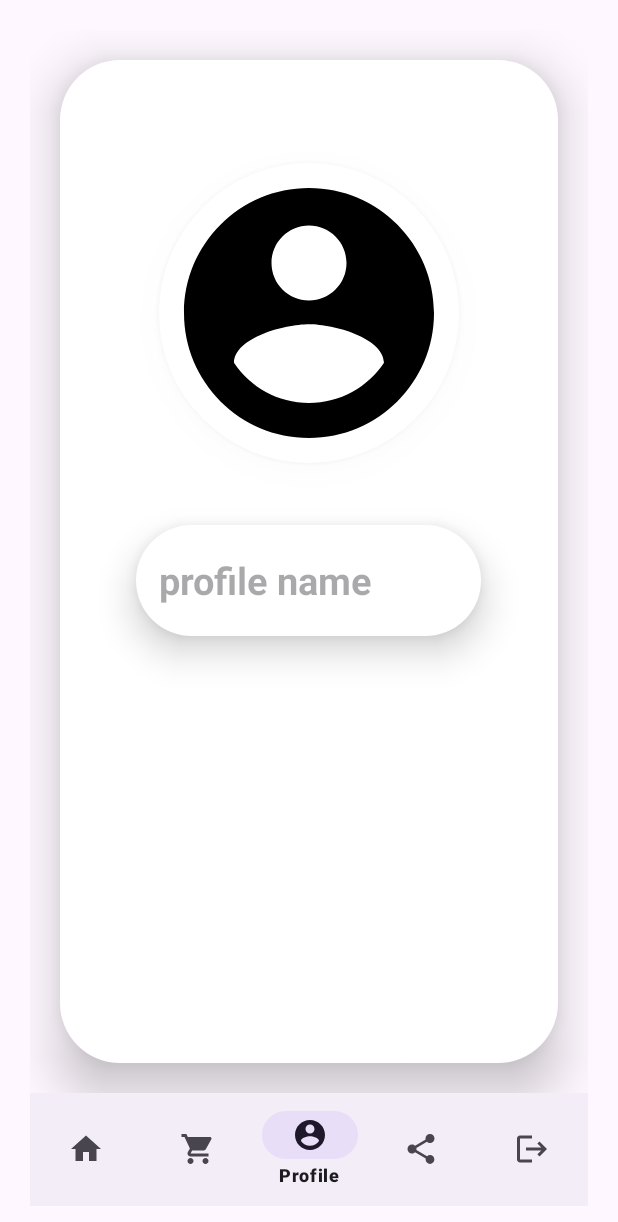
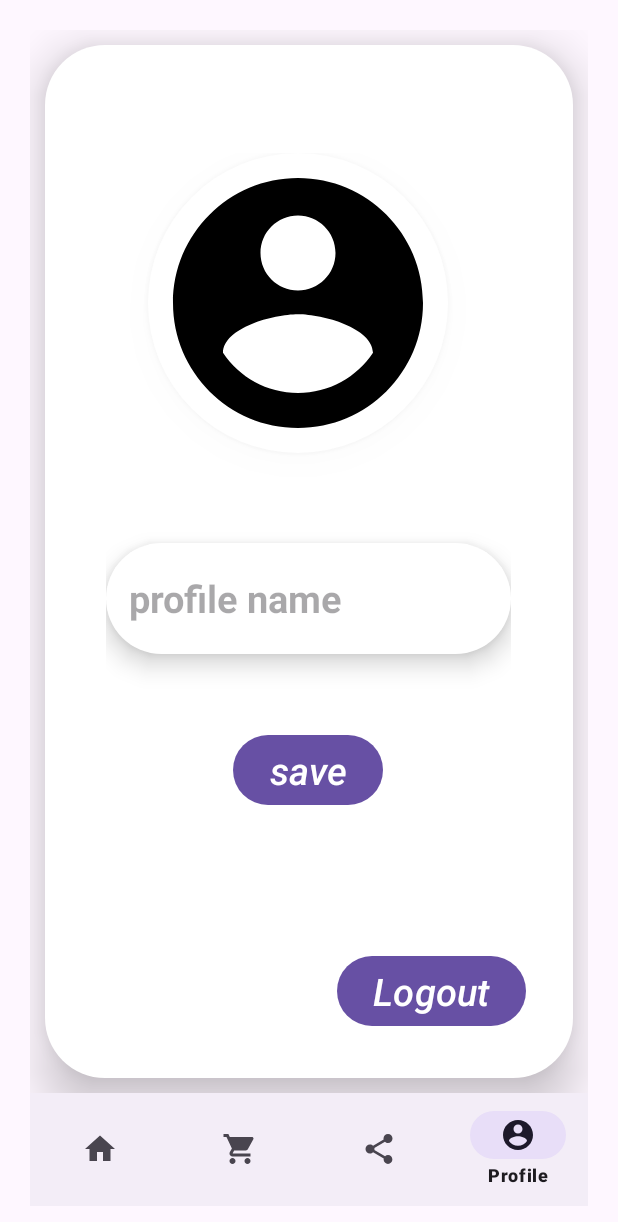
Before and after one commit to radheypatil6630/Ayurveda, an Android app: the ProfileFragment screen opened directly, with no data from a screen before it, on a phone screen of 412 x 824 dp. Shown: the top 1222 px of the screen. Run offline under Robolectric (Android 15) with nearby library versions, the phone set to English and light mode, and no system bars; our stand-ins replace Firebase (no records; nobody signed in at launch, a user with empty details on screens opened directly).

```diff
--- a/app/src/main/java/com/example/mrsayurveda/ProfileFragment.java
+++ b/app/src/main/java/com/example/mrsayurveda/ProfileFragment.java
@@ -7,6 +7,13 @@ import androidx.fragment.app.Fragment;
 import android.view.LayoutInflater;
 import android.view.View;
 import android.view.ViewGroup;
+import android.widget.Button;
+import android.widget.Toast;
+
+import com.google.firebase.FirebaseApp;
+import com.google.firebase.auth.FirebaseAuth;
+
+import java.util.Objects;
 
 /**
  * A simple {@link Fragment} subclass.
@@ -15,14 +22,14 @@ import android.view.ViewGroup;
  */
 public class ProfileFragment extends Fragment {
 
-    // TODO: Rename parameter arguments, choose names that match
-    // the fragment initialization parameters, e.g. ARG_ITEM_NUMBER
     private static final String ARG_PARAM1 = "param1";
     private static final String ARG_PARAM2 = "param2";
 
     // TODO: Rename and change types of parameters
     private String mParam1;
     private String mParam2;
+    //FirebaseAuth mAuth;
+    private Button save,logout;
 
     public ProfileFragment() {
         // Required empty public constructor
@@ -52,13 +59,36 @@ public class ProfileFragment extends Fragment {
         if (getArguments() != null) {
             mParam1 = getArguments().getString(ARG_PARAM1);
             mParam2 = getArguments().getString(ARG_PARAM2);
+
+
+
+//            View view=getLayoutInflater().inflate(R.layout.fragment_profile,container,false);
+
+
+
         }
+    }
+    private void showToastMessage()
+    {
+        Toast.makeText(requireContext(), "logout successfully", Toast.LENGTH_SHORT).show();
     }
 
     @Override
     public View onCreateView(LayoutInflater inflater, ViewGroup container,
                              Bundle savedInstanceState) {
         // Inflate the layout for this fragment
-        return inflater.inflate(R.layout.fragment_profile, container, false);
+        View view=inflater.inflate(R.layout.fragment_profile, container, false);
+
+      //  FirebaseApp.initializeApp(requireContext());
+      //  mAuth = FirebaseAuth.getInstance();
+
+        save = (Button) view.findViewById(R.id.saveDetails);
+        logout = (Button) view.findViewById(R.id.logout);
+
+      logout.setOnClickListener(v -> {
+          showToastMessage();
+          FirebaseAuth.getInstance().signOut();
+      });
+        return view;
     }
 }
--- a/app/src/main/res/layout/activity_main.xml
+++ b/app/src/main/res/layout/activity_main.xml
@@ -18,7 +18,7 @@
 
 
 
-    <TextView
+    <EditText
         android:id="@+id/Email"
         android:layout_width="318dp"
         android:layout_height="40dp"
@@ -34,7 +34,7 @@
         app:layout_constraintTop_toTopOf="parent"
         app:layout_constraintVertical_bias="0.387" />
 
-    <TextView
+    <EditText
         android:id="@+id/Password"
         android:layout_width="318dp"
         android:layout_height="40dp"
--- a/app/src/main/res/layout/fragment_profile.xml
+++ b/app/src/main/res/layout/fragment_profile.xml
@@ -9,18 +9,35 @@
     <androidx.constraintlayout.widget.ConstraintLayout
         android:layout_width="match_parent"
         android:layout_height="match_parent"
-        android:layout_margin="20dp"
+        android:layout_margin="10dp"
         android:background="@drawable/search_bg"
         android:elevation="20dp">
         <!-- TODO: Update blank fragment layout -->
+
+        <LinearLayout
+            android:id="@+id/profileLAYOUT"
+            android:layout_width="wrap_content"
+            android:layout_height="wrap_content"
+            android:gravity="center"
+            android:orientation="vertical"
+            app:layout_constraintBottom_toBottomOf="parent"
+            app:layout_constraintEnd_toEndOf="parent"
+            app:layout_constraintHorizontal_bias="0.496"
+            app:layout_constraintStart_toStartOf="parent"
+            app:layout_constraintTop_toTopOf="parent"
+            app:layout_constraintVertical_bias="0.288"
+            tools:ignore="MissingConstraints">
+
 
             <ImageView
                 android:id="@+id/profile_img"
                 android:layout_width="200dp"
                 android:layout_height="200dp"
+                android:layout_gravity="center_vertical"
+                android:layout_marginBottom="60dp"
+                android:background="@drawable/profile_circle"
                 android:elevation="10dp"
-            android:layout_gravity="center_vertical"
-            android:background="@drawable/profile_circle"
+                android:layout_marginLeft="28dp"
                 android:src="@drawable/baseline_account_circle_24"
                 app:layout_constraintBottom_toBottomOf="parent"
                 app:layout_constraintEnd_toEndOf="parent"
@@ -29,31 +46,12 @@
                 app:layout_constraintTop_toTopOf="parent"
                 app:layout_constraintVertical_bias="0.146" />
 
-
-<!--        <TextView-->
-<!--            android:id="@+id/acc_text"-->
-<!--            android:layout_width="wrap_content"-->
-<!--            android:layout_height="wrap_content"-->
-<!--            android:background="@drawable/search_bg"-->
-<!--            android:elevation="15dp"-->
-<!--            android:padding="15dp"-->
-<!--            android:text="Name :"-->
-<!--            android:textSize="25dp"-->
-<!--            android:textStyle="bold"-->
-<!--            app:layout_constraintBottom_toBottomOf="parent"-->
-<!--            app:layout_constraintEnd_toEndOf="parent"-->
-<!--            app:layout_constraintHorizontal_bias="0.222"-->
-<!--            app:layout_constraintStart_toStartOf="parent"-->
-<!--            app:layout_constraintTop_toTopOf="parent"-->
-<!--            app:layout_constraintVertical_bias="0.945"-->
-<!--            tools:ignore="MissingConstraints" />-->
-
             <EditText
                 android:id="@+id/acc_name"
-            android:layout_width="230dp"
+                android:layout_width="270dp"
                 android:layout_height="74dp"
                 android:background="@drawable/search_bg"
-            android:elevation="15dp"
+                android:elevation="10dp"
                 android:hint="profile name"
                 android:padding="15dp"
                 android:textSize="25dp"
@@ -64,6 +62,46 @@
                 app:layout_constraintStart_toStartOf="parent"
                 app:layout_constraintTop_toTopOf="parent"
                 app:layout_constraintVertical_bias="0.521"
+                tools:ignore="MissingConstraints"
+                android:layout_marginBottom="50dp"/>
+
+            <Button
+                android:id="@+id/saveDetails"
+                android:layout_width="wrap_content"
+                android:layout_height="wrap_content"
+                android:text="save"
+                android:textStyle="italic"
+                android:textSize="25dp"/>
+
+        </LinearLayout>
+
+<!--        <LinearLayout-->
+<!--            android:id="@+id/logoutLAYOUT"-->
+<!--            android:layout_width="wrap_content"-->
+<!--            android:layout_height="wrap_content"-->
+<!--            app:layout_constraintBottom_toBottomOf="parent"-->
+<!--            app:layout_constraintEnd_toEndOf="parent"-->
+<!--            app:layout_constraintStart_toStartOf="parent"-->
+<!--            app:layout_constraintTop_toTopOf="parent"-->
+<!--            tools:ignore="MissingConstraints"-->
+<!--            android:orientation="vertical"-->
+<!--            >-->
+
+<!--        </LinearLayout>-->
+
+        <Button
+            android:id="@+id/logout"
+            android:layout_width="wrap_content"
+            android:layout_height="wrap_content"
+            android:text="Logout"
+            android:textSize="25dp"
+            android:textStyle="italic"
+            app:layout_constraintBottom_toBottomOf="parent"
+            app:layout_constraintEnd_toEndOf="parent"
+            app:layout_constraintHorizontal_bias="0.861"
+            app:layout_constraintStart_toStartOf="parent"
+            app:layout_constraintTop_toTopOf="parent"
+            app:layout_constraintVertical_bias="0.952"
             tools:ignore="MissingConstraints" />
 
     </androidx.constraintlayout.widget.ConstraintLayout>
--- a/app/src/main/res/menu/main_menu.xml
+++ b/app/src/main/res/menu/main_menu.xml
@@ -12,18 +12,16 @@
         android:title="Order_History" />
 
     <item
+        android:id="@+id/share"
+        android:icon="@drawable/baseline_share_24"
+        android:title="share"/>
+
+    <item
         android:id="@+id/profile"
         android:title="Profile"
         android:icon="@drawable/baseline_account_circle_24" />
 
-    <item
-        android:id="@+id/share"
-        android:icon="@drawable/baseline_share_24"
-        android:title="share"/>
 
-    <item android:id="@+id/logout"
-         android:icon="@drawable/baseline_logout_24"
-         android:title="Logout" />
 
 
 
--- a/build.gradle
+++ b/build.gradle
@@ -1,4 +1,8 @@
-// Top-level build file where you can add configuration options common to all sub-projects/modules.
+buildscript {
+    dependencies {
+        classpath 'com.google.gms:google-services:4.4.0'
+    }
+}// Top-level build file where you can add configuration options common to all sub-projects/modules.
 plugins {
     id 'com.android.application' version '8.0.2' apply false
     id 'com.android.library' version '8.0.2' apply false
```
Also changed, not shown: app/build.gradle (+5 -3 lines), app/src/main/java/com/example/mrsayurveda/MainActivity.java (+43 -10 lines). Lines whose indentation alone changed are shown as unchanged.
